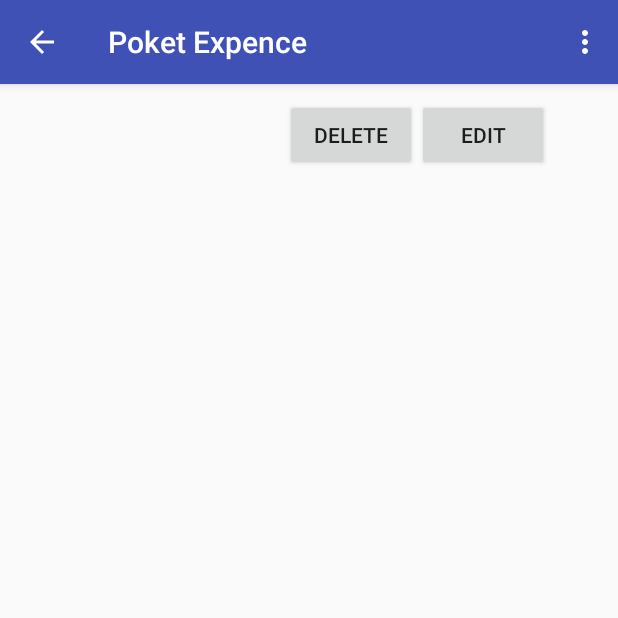
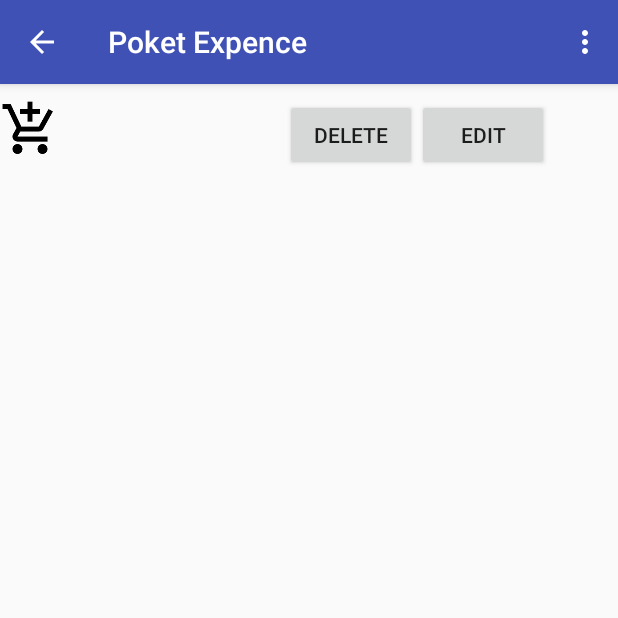
Before and after one commit to KyawSoeLinn/PoketEx, an Android app: the AddCategory screen opened directly, with no data from a screen before it, after a tap on "ADD", on a phone screen of 412 x 824 dp, the top half of it. Run offline under Robolectric (Android 15) with nearby library versions, the phone set to English and light mode, and no system bars; our stand-ins replace Picasso; 1 statement that could not run was skipped.

Commit message:
cat com
cat com ksl

```diff
--- a/app/src/main/java/digitalfusion/poketexpence/Adapter/AddTransactionAdapter.java
+++ b/app/src/main/java/digitalfusion/poketexpence/Adapter/AddTransactionAdapter.java
@@ -93,6 +93,7 @@ public class AddTransactionAdapter extends RecyclerView.Adapter<AddTransactionAd
         holder.txtDate.setText(transaction.getCreated_at().toString());
         holder.txtPayee.setText(transaction.getPayee().toString());
         transactionType = transaction.getExpencetype().toString();
+
         holder.txtTransactionType.setText(transactionType);
         if (transactionType.equals("Income")) {
           holder.txtTransactionType.setTextColor(Color.GREEN);
--- a/app/src/main/java/digitalfusion/poketexpence/Adapter/CategoryIconSelectAdapter.java
+++ b/app/src/main/java/digitalfusion/poketexpence/Adapter/CategoryIconSelectAdapter.java
@@ -22,6 +22,7 @@ public class CategoryIconSelectAdapter extends RecyclerView.Adapter<CategoryIcon
 
     public List<IconList> IconList;
     private Context iContext;
+    public static int iconID;
 
 
 
@@ -56,13 +57,19 @@ public class CategoryIconSelectAdapter extends RecyclerView.Adapter<CategoryIcon
                 .load(iconlist.getIcon())
                 .into(holder.selectIcon);*/
 
-        Glide.with(iContext).load(iconlist.getIcon()).into(holder.selectIcon);
+
+
+        holder.selectIcon.setImageResource(iconlist.getIcon());
 
         holder.selectIcon.setOnClickListener(new View.OnClickListener() {
             @Override
             public void onClick(View v) {
+                iconID  = iconlist.getIcon();
+                Toast.makeText(iContext, "??" + iconlist.getIcon()  , Toast.LENGTH_SHORT).show();
 
-                Toast.makeText(iContext, "??" + iconlist.getIcon()  , Toast.LENGTH_SHORT).show();
+
+
+
             }
         });
 
--- a/app/src/main/java/digitalfusion/poketexpence/Adapter/CategoryListAdapter.java
+++ b/app/src/main/java/digitalfusion/poketexpence/Adapter/CategoryListAdapter.java
@@ -70,11 +70,12 @@ public class CategoryListAdapter extends RecyclerView.Adapter<CategoryListAdapte
     public void onBindViewHolder(CategoriesViewHolder holder, final int position) {
         final ExpenceCategories expenceCategories = expenceCategoriesList.get(position);
         holder.name.setText(expenceCategories.getCategoriesName());
-        Integer icon= R.drawable.ic_img_bus;
-        Integer secIcon=expenceCategories.getCategoriesIcon();
+        /*Integer icon= R.drawable.ic_img_bus;
+        Integer secIcon=expenceCategories.getCategoriesIcon();*/
         /*Picasso.with(cContext)
                 .load(expenceCategories.getCategoriesIcon())  //name of the image to load.
                 .into(holder.icon);*/
+        holder.icon.setImageResource(expenceCategories.getCategoriesIcon());
 
         holder.delete.setOnClickListener(new View.OnClickListener() {
             @Override
--- a/app/src/main/java/digitalfusion/poketexpence/Data/DataBaseHelper.java
+++ b/app/src/main/java/digitalfusion/poketexpence/Data/DataBaseHelper.java
@@ -134,7 +134,7 @@ public class DataBaseHelper extends SQLiteOpenHelper {
         db.execSQL("INSERT INTO Categories (id, name, icon) VALUES ("+getAllCategories().size()+" +1, "+name +" , "+icon+")");
     }*/
 
-    public boolean updateCategory (Integer id, String name, String icon){
+    public boolean updateCategory (Integer id, String name, int icon){
         SQLiteDatabase db = this.getWritableDatabase();
 
 
--- a/app/src/main/java/digitalfusion/poketexpence/Util/AddCategory.java
+++ b/app/src/main/java/digitalfusion/poketexpence/Util/AddCategory.java
@@ -29,6 +29,8 @@ import digitalfusion.poketexpence.Data.DataBaseHelper;
 import digitalfusion.poketexpence.Model.IconList;
 import digitalfusion.poketexpence.R;
 
+import static digitalfusion.poketexpence.Adapter.CategoryIconSelectAdapter.iconID;
+
 public class AddCategory extends Activity {
 
     EditText CatEdittxt;
@@ -39,6 +41,7 @@ public class AddCategory extends Activity {
     String Cattxt;
     private CategoryIconSelectAdapter iconadapter;
     private List<IconList> iconlist;
+
 
 
 
@@ -80,7 +83,7 @@ public class AddCategory extends Activity {
                     int id;
                     id = Integer.parseInt(bundle.getString("key"));
                     Cattxt = CatEdittxt.getText().toString();
-                    dbhelper.updateCategory(id, Cattxt, "grr");
+                    dbhelper.updateCategory(id, Cattxt, iconID);
 
                     Toast.makeText(AddCategory.this, Cattxt + "edited", Toast.LENGTH_SHORT).show();
 
@@ -97,7 +100,7 @@ public class AddCategory extends Activity {
                     idddd= dbhelper.getAllCategories().size() + 1;
 
 
-                    dbhelper.insertCategory((dbhelper.getAllCategories().size() + 1), Cattxt,R.drawable.ic_img_bus);
+                    dbhelper.insertCategory((dbhelper.getAllCategories().size() + 1), Cattxt,iconID);
 
 
                     Toast.makeText(AddCategory.this, Cattxt, Toast.LENGTH_SHORT).show();
```
Also changed, not shown: 30 other files.
